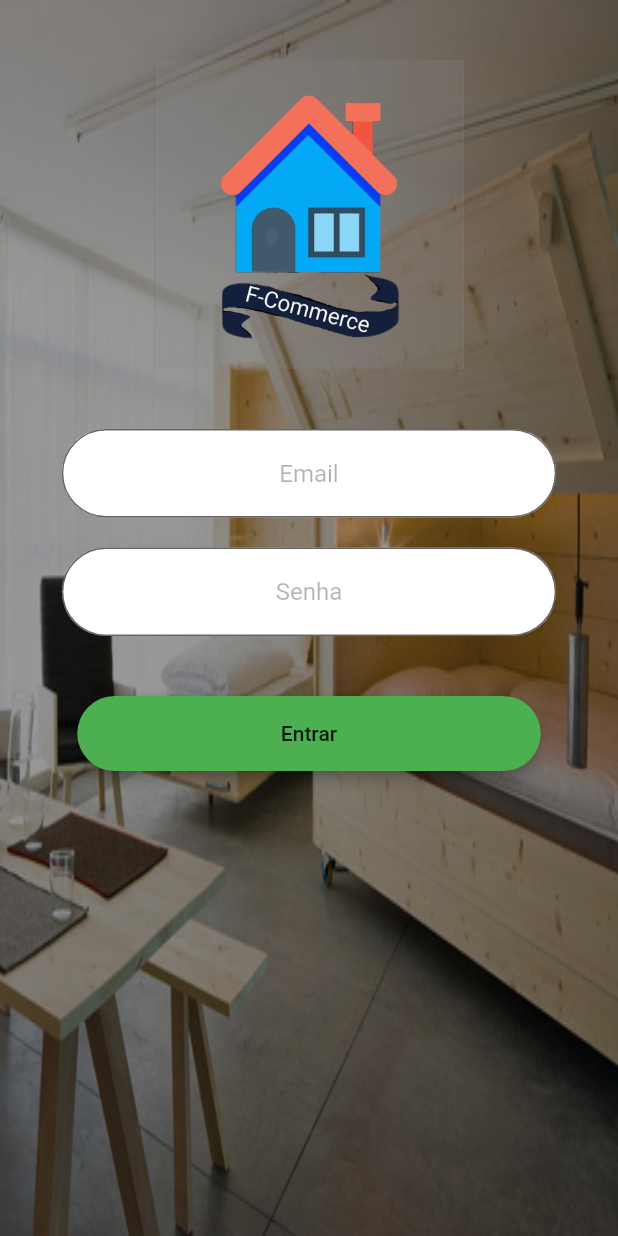
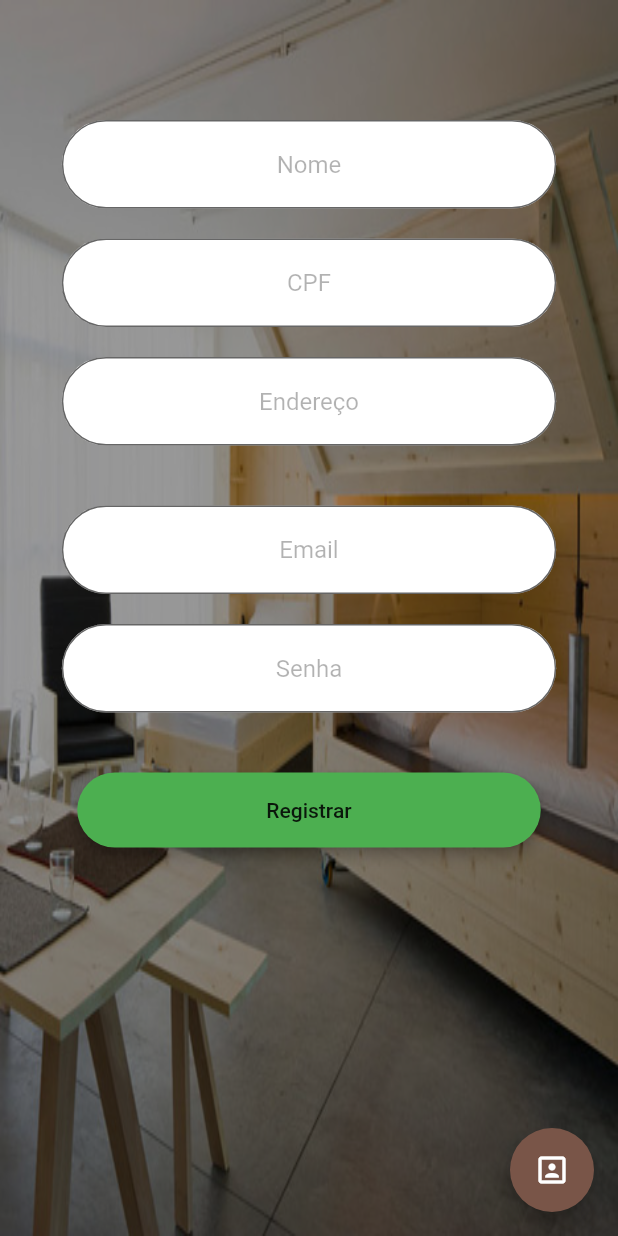
Before and after one commit to marceloarauj/DevMobile, a Flutter app: the screen it shows after launch, on a phone screen of 412 x 824 dp. Run offline on Flutter 3.47's test engine with Material 2 defaults, Android fonts, the phone set to English and light mode, and no system bars.

Commit message:
Tela de registro

```diff
--- a/lib/views/login/login.dart
+++ b/lib/views/login/login.dart
@@ -17,6 +17,12 @@ class Login extends StatelessWidget {
 }
 
 class LoginView extends StatefulWidget {
+  bool ehLogin = false;
+
+  TextEditingController cpf = TextEditingController();
+  TextEditingController endereco = TextEditingController();
+  TextEditingController nome = TextEditingController();
+
   @override
   _LoginView createState() => _LoginView();
 }
@@ -28,7 +34,11 @@ class _LoginView extends State<LoginView> {
 
   @override
   Widget build(BuildContext context) {
-    return Container(decoration: BoxDecoration(
+    return Scaffold(
+      body: Container(
+          width: MediaQuery.of(context).size.width,
+          height: MediaQuery.of(context).size.height,
+          decoration: BoxDecoration(
             image: DecorationImage(
               image: AssetImage("assets/bg.jpg"),
               colorFilter: ColorFilter.mode(
@@ -37,20 +47,23 @@ class _LoginView extends State<LoginView> {
             ),
           ),
           child: SingleChildScrollView(
-
             child: Column(
               mainAxisAlignment: MainAxisAlignment.center,
               children: <Widget>[
                 Padding(padding: EdgeInsets.only(top: 40)),
-            Container(
-              color: Colors.black.withOpacity(0.1),
-              width: MediaQuery.of(context).size.width * 0.5,
-              child: Image.asset('assets/logo.png'),
+                ehLogin(),
+                Padding(padding: EdgeInsets.only(top: 40)),
+                LoginInput(
+                  text: "Email",
+                  value: login,
+                  password: false,
                 ),
-            Padding(padding: EdgeInsets.only(top: 40)),
-            LoginInput(text: "Email", value: login,password: false,),
                 Padding(padding: EdgeInsets.only(top: 20)),
-            LoginInput(text: "Senha", value: senha,password: true,),
+                LoginInput(
+                  text: "Senha",
+                  value: senha,
+                  password: true,
+                ),
                 Padding(padding: EdgeInsets.only(top: 40)),
                 Container(
                     width: MediaQuery.of(context).size.width * 0.75,
@@ -60,14 +73,75 @@ class _LoginView extends State<LoginView> {
                       elevation: 3.5,
                       color: Colors.green,
                       child: Container(
-                    child: Text("Entrar"),
+                        child: buttonEhLogin(),
                       ),
                       shape: RoundedRectangleBorder(
                           borderRadius: BorderRadius.circular(30.0)),
                     )),
-
               ],
             ),
-        ));
+          )),
+      floatingActionButton: FloatingActionButton(
+        child:Icon(getIconLogin()),
+        onPressed: ()=> setLoginRegistrarButton()),
+    );
+  }
+
+  Widget ehLogin() {
+    if (widget.ehLogin) {
+      return Container(
+        color: Colors.black.withOpacity(0.1),
+        width: MediaQuery.of(context).size.width * 0.5,
+        child: Image.asset('assets/logo.png'),
+      );
+    }
+    return Container(
+      child: Column(
+        children: <Widget>[
+          Padding(padding: EdgeInsets.only(top: 40)),
+          LoginInput(
+            text: "Nome",
+            value: widget.nome,
+            password: false,
+          ),
+          Padding(padding: EdgeInsets.only(top: 20)),
+          LoginInput(
+            text: "CPF",
+            value: widget.endereco,
+            password: false,
+          ),
+          Padding(padding: EdgeInsets.only(top: 20)),
+          LoginInput(
+            text: "Endereço",
+            value: widget.cpf,
+            password: false,
+          ),
+        ],
+      ),
+    );
+  }
+
+  Text buttonEhLogin() {
+    if (widget.ehLogin) {
+      return Text('Login');
+    }
+    return Text('Registrar');
+  }
+
+  setLoginRegistrarButton() {
+    setState(() {
+      widget.cpf.text = '';
+      widget.endereco.text = '';
+      widget.nome.text = '';
+      login.text = '';
+      senha.text = '';
+      widget.ehLogin = !widget.ehLogin;
+    });
+  }
+  IconData getIconLogin(){
+    if(widget.ehLogin){
+      return Icons.person_add;
+    }
+    return Icons.portrait;
   }
 }
```
Lines whose indentation alone changed are shown as unchanged.
